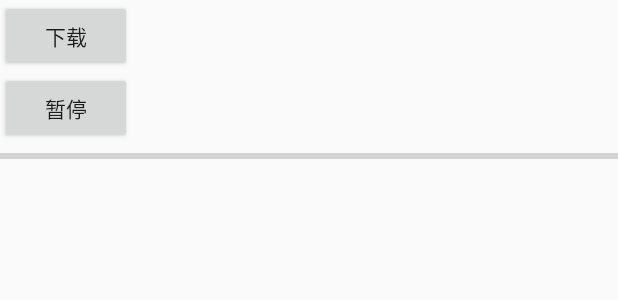
After one commit to 2285-qw/Mydome, an Android app: the layout activity_down.xml on its own in the app's theme, with its tools: preview values and no code run, on a phone screen of 412 x 824 dp. The commit adds this screen. Shown: the top 300 px of the screen. Run offline under Robolectric (Android 15) with nearby library versions, the phone set to English and light mode, and no system bars.

Commit message:
okDownLoad下载框架引用

```diff
--- /dev/null
+++ b/app/src/main/res/layout/activity_down.xml
@@ -0,0 +1,31 @@
+<?xml version="1.0" encoding="utf-8"?>
+<LinearLayout xmlns:android="http://schemas.android.com/apk/res/android"
+    xmlns:tools="http://schemas.android.com/tools"
+    android:layout_width="match_parent"
+    android:layout_height="match_parent"
+    android:orientation="vertical"
+    tools:context=".activity.DownActivity">
+
+
+    <Button
+        android:id="@+id/start"
+        android:layout_width="wrap_content"
+        android:layout_height="wrap_content"
+        android:text="下载" />
+
+    <Button
+        android:id="@+id/cancel"
+        android:layout_width="wrap_content"
+        android:layout_height="wrap_content"
+        android:text="暂停" />
+
+    <ProgressBar
+        android:id="@+id/progressBar"
+        style="?android:attr/progressBarStyleHorizontal"
+        android:layout_width="match_parent"
+        android:layout_height="wrap_content"
+        android:max="100"
+        android:progress="0" />
+
+
+</LinearLayout>
--- a/app/src/main/res/layout/activity_home.xml
+++ b/app/src/main/res/layout/activity_home.xml
@@ -21,6 +21,11 @@
                 android:layout_height="wrap_content"
                 android:text="通知控件的使用" />
 
+            <Button
+                android:id="@+id/button2"
+                android:layout_width="match_parent"
+                android:layout_height="wrap_content"
+                android:text="下载功能实现" />
 
         </LinearLayout>
 
--- a/build.gradle
+++ b/build.gradle
@@ -4,6 +4,7 @@ buildscript {
     repositories {
         google()
         jcenter()
+        maven { url "https://oss.sonatype.org/content/repositories/snapshots/" }
     }
     dependencies {
         classpath 'com.android.tools.build:gradle:4.1.3'
--- a/frame/build.gradle
+++ b/frame/build.gradle
@@ -27,8 +27,9 @@ android {
         sourceCompatibility JavaVersion.VERSION_1_8
         targetCompatibility JavaVersion.VERSION_1_8
     }
-    viewBinding {
-        enabled = true
+    //新版本
+    buildFeatures {
+        viewBinding = true
     }
 
 }
```
Also changed, not shown: app/build.gradle (+11 -3 lines), app/src/main/AndroidManifest.xml (+4 -5 lines), app/src/main/java/com/example/mydome/Util/DemoUtil.java (added, +28 -0 lines), app/src/main/java/com/example/mydome/Util/Downloader.java (+16 -4 lines), app/src/main/java/com/example/mydome/activity/DownActivity.java (added, +88 -0 lines), app/src/main/java/com/example/mydome/activity/HomeActivity.java (+5 -3 lines).
